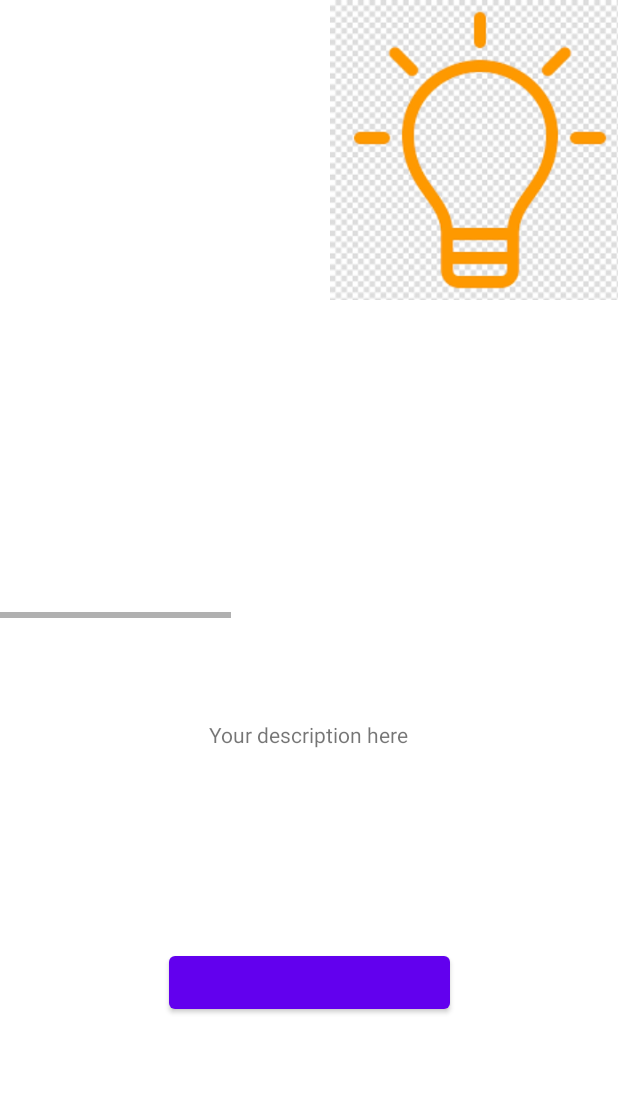
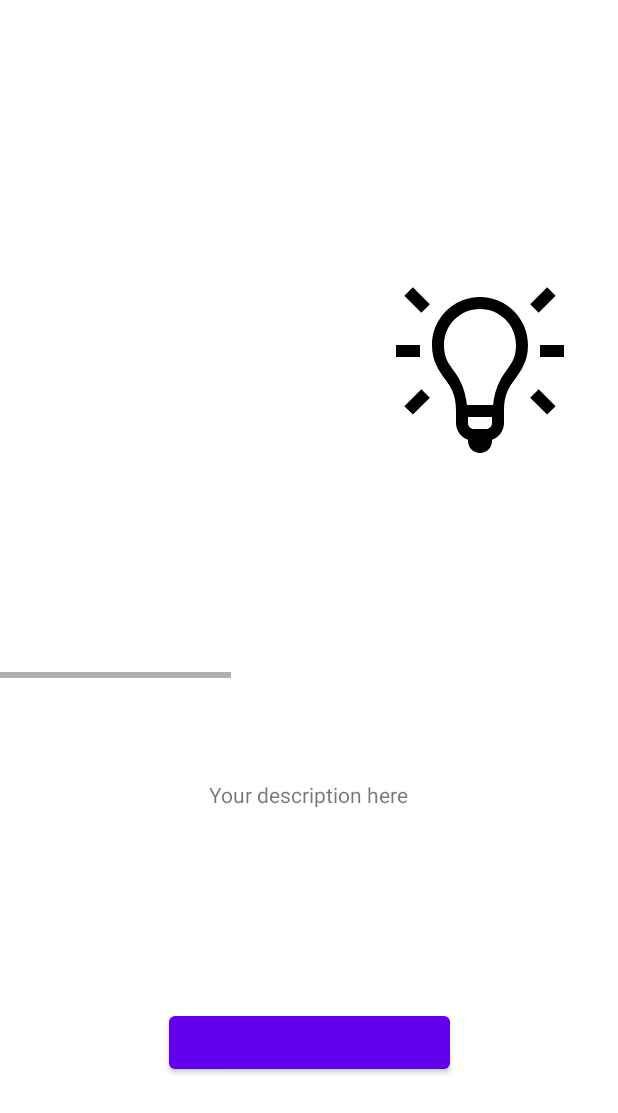
Before and after one commit to JuiceVodka/KeSi, an Android app: the fragment EntryFragment placed in its activity, on a phone screen of 412 x 824 dp. Shown: the top 1113 px of the screen. Run offline under Robolectric (Android 15) with nearby library versions, the light colour scheme and no system bars; libraries missing offline, so code that uses them is left out: com.parse; 2 statements that could not run were skipped.

Commit message:
icons, animations

```diff
--- a/app/src/main/java/dh/ae/kesi/CameraFragment.kt
+++ b/app/src/main/java/dh/ae/kesi/CameraFragment.kt
@@ -84,6 +84,7 @@ class CameraFragment : Fragment() {
         binding.goToListFragment.setOnClickListener {
             mainInter.switchToListFragment()
         }
+
 
         return binding.root
     }
--- a/app/src/main/java/dh/ae/kesi/ui/adapters/LocationAdapter.kt
+++ b/app/src/main/java/dh/ae/kesi/ui/adapters/LocationAdapter.kt
@@ -49,7 +49,7 @@ class LocationAdapter(private val shrooms: List<ParseObject>?) : RecyclerView.Ad
                 }catch(e: ClassCastException){
                     throw ClassCastException(v!!.context.toString() + " doesnt implement listListener")
                 }
-                clickListener?.detailClick(shrooms?.get(i)?.getString("objectId"), shrooms?.get(i)?.getString("username"), shrooms?.get(i)?.getString("lat"),shrooms?.get(i)?.getString("long"),shrooms?.get(i)?.getString("img1"),shrooms?.get(i)?.getString("img2"),shrooms?.get(i)?.getString("img3"),shrooms?.get(i)?.getString("img4"),shrooms?.get(i)?.getString("img5"))
+                clickListener?.detailClick(shrooms?.get(i)?.objectId, shrooms?.get(i)?.getString("username"), shrooms?.get(i)?.getString("lat"),shrooms?.get(i)?.getString("long"),shrooms?.get(i)?.getString("img1"),shrooms?.get(i)?.getString("img2"),shrooms?.get(i)?.getString("img3"),shrooms?.get(i)?.getString("img4"),shrooms?.get(i)?.getString("img5"))
             }
         })
     }
--- /dev/null
+++ b/app/src/main/res/drawable/icons8_idea_128.xml
@@ -0,0 +1,9 @@
+<vector xmlns:android="http://schemas.android.com/apk/res/android"
+    android:width="128dp"
+    android:height="128dp"
+    android:viewportWidth="16"
+    android:viewportHeight="16">
+  <path
+      android:fillColor="#FF000000"
+      android:pathData="M2.406,1.195L1.695,1.906L2.051,2.258L2.758,2.965L3.109,3.32L3.82,2.609L3.465,2.258L2.758,1.551ZM13.594,1.195L13.242,1.551L12.184,2.609L12.891,3.32L13.242,2.965L14.301,1.906ZM8,2C5.797,2 4,3.797 4,6C4,7.383 4.605,8.18 5.094,8.859C5.586,9.535 6,10.109 6,11.5L6,12.5C6,13.148 6.426,13.703 7.008,13.906C7.004,13.938 7,13.969 7,14C7,14.551 7.449,15 8,15C8.551,15 9,14.551 9,14C9,13.969 9,13.938 8.996,13.906C9.578,13.699 10,13.148 10,12.5L10,11.5C10,10.109 10.414,9.535 10.906,8.859C11.395,8.18 12,7.383 12,6C12,3.797 10.203,2 8,2ZM8,3C9.664,3 11,4.336 11,6C11,7.117 10.605,7.57 10.094,8.266C9.652,8.879 9.215,9.742 9.094,11L6.906,11C6.785,9.742 6.348,8.879 5.906,8.266C5.395,7.57 5,7.117 5,6C5,4.336 6.336,3 8,3ZM1,6L1,7L3,7L3,6ZM13,6L13,7L15,7L15,6ZM3.109,9.68L2.758,10.035L2.051,10.742L1.695,11.094L2.406,11.801L3.465,10.742L3.82,10.391ZM12.891,9.68L12.184,10.391L13.594,11.801L14.301,11.094L13.242,10.035ZM7,12L9,12L9,12.5C9,12.781 8.781,13 8.5,13L7.5,13C7.219,13 7,12.781 7,12.5Z"/>
+</vector>
--- a/app/src/main/res/layout/fragment_entry.xml
+++ b/app/src/main/res/layout/fragment_entry.xml
@@ -3,7 +3,7 @@
     android:layout_width="match_parent"
     android:layout_height="match_parent">
 
-    <HorizontalScrollView
+    <!--<HorizontalScrollView
         android:id="@+id/HorizontalImageScrollView"
         android:layout_width="0dp"
         android:layout_height="0dp"
@@ -55,6 +55,62 @@
 
 
         </LinearLayout>
+    </HorizontalScrollView>-->
+    <HorizontalScrollView
+        android:id="@+id/HorizontalImageScrollView"
+        android:layout_width="0dp"
+        android:layout_height="0dp"
+        android:layout_marginTop="40dp"
+        app:layout_constraintHeight_percent="0.5"
+        app:layout_constraintWidth_percent="1"
+        app:layout_constraintEnd_toEndOf="parent"
+        app:layout_constraintStart_toStartOf="parent"
+        app:layout_constraintTop_toTopOf="parent">
+
+        <LinearLayout
+            android:layout_width="wrap_content"
+            android:layout_height="match_parent"
+            android:orientation="horizontal">
+
+            <ImageView
+                android:id="@+id/imageView1"
+                android:layout_width="200dp"
+                android:layout_height="match_parent"
+                android:layout_marginEnd="20dp"
+                />
+
+            <ImageView
+                android:id="@+id/imageView2"
+                android:layout_width="200dp"
+                android:layout_height="match_parent"
+                android:layout_marginEnd="20dp"
+                android:src="@drawable/icons8_idea_128"
+                android:scaleType="centerInside"
+                />
+            <ImageView
+                android:id="@+id/imageView3"
+                android:layout_width="200dp"
+                android:layout_height="match_parent"
+                android:layout_marginEnd="20dp"
+                android:src="@drawable/icons8_idea_128"
+                android:scaleType="centerInside"/>
+
+            <ImageView
+                android:id="@+id/imageView4"
+                android:layout_width="200dp"
+                android:layout_height="match_parent"
+                android:layout_marginEnd="20dp"
+                android:src="@drawable/icons8_idea_128"
+                android:scaleType="centerInside"/>
+
+            <ImageView
+                android:id="@+id/imageView5"
+                android:layout_width="200dp"
+                android:layout_height="match_parent"
+                android:layout_marginEnd="20dp"
+                android:src="@drawable/icons8_idea_128"
+                android:scaleType="centerInside"/>
+        </LinearLayout>
     </HorizontalScrollView>
 
     <TextView
```
Also changed, not shown: app/src/main/java/dh/ae/kesi/EntryFragment.kt (+31 -13 lines), app/src/main/java/dh/ae/kesi/MainActivity.kt (+8 -1 lines), app/src/main/res/drawable/icons8_idea_256.xml (added, +9 -0 lines), app/src/main/res/drawable/icons8_idea_512.xml (added, +9 -0 lines), app/src/main/res/drawable-hdpi/icons8_idea_24___.png (added), app/src/main/res/drawable-ldpi/icons8_idea_12___.png (added), app/src/main/res/drawable-mdpi/icons8_idea_16___.png (added), app/src/main/res/drawable-xhdpi/icons8_idea_32___.png (added), app/src/main/res/drawable-xxhdpi/icons8_idea_48___.png (added), app/src/main/res/drawable-xxxhdpi/icons8_idea_64___.png (added), app/src/main/res/drawable/download.png (added).
